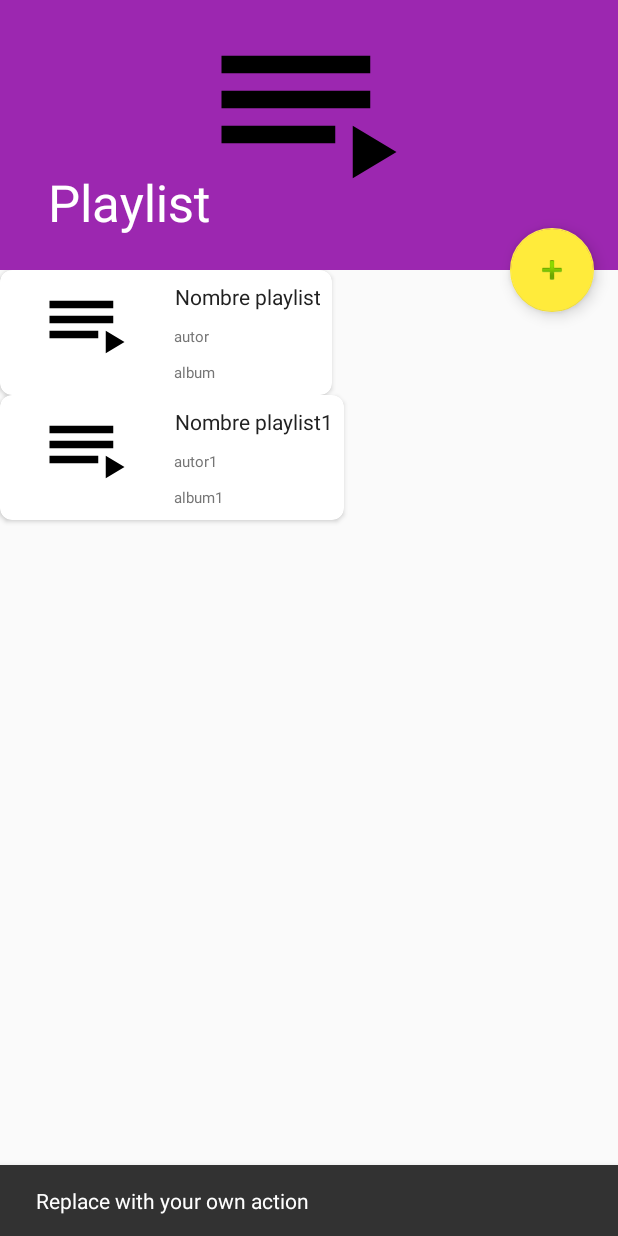
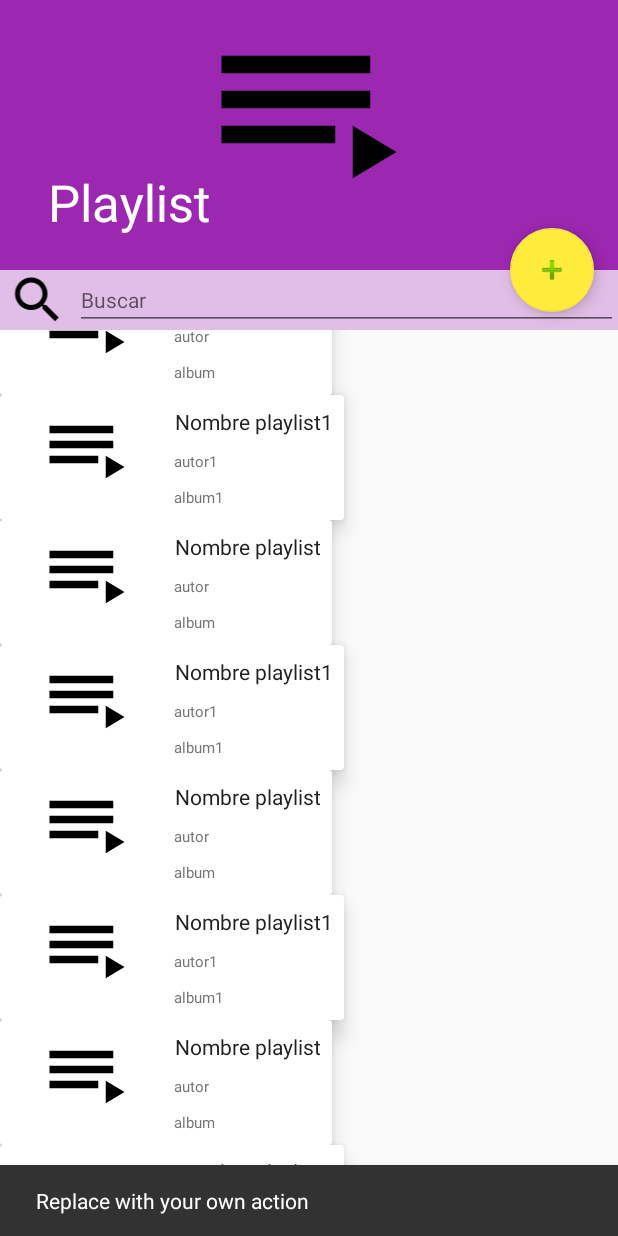
Before and after one commit to RDR96/PDM_Proyecto, an Android app: the PlaylistActivity screen opened directly, with no data from a screen before it, after a tap on an icon or button, on a phone screen of 412 x 824 dp. Run offline under Robolectric (Android 15) with nearby library versions, the light colour scheme and no system bars.

Commit message:
añadida barra de búsqueda

```diff
--- a/app/src/main/java/com/example/carlos/myapplication/activities/PlaylistActivity.java
+++ b/app/src/main/java/com/example/carlos/myapplication/activities/PlaylistActivity.java
@@ -39,6 +39,7 @@ public class PlaylistActivity extends AppCompatActivity {
 
         listDatos = new ArrayList<>();
         PlaylistAdapter = findViewById(R.id.recycler_view);
+        PlaylistAdapter.setHasFixedSize(true);
         PlaylistAdapter.setLayoutManager(new LinearLayoutManager(this));
         llenarDatos();
         PlaylistAdapter adapter = new PlaylistAdapter(this,listDatos);
@@ -48,5 +49,11 @@ public class PlaylistActivity extends AppCompatActivity {
     private void llenarDatos() {
         listDatos.add(new Playlist("Nombre playlist","autor","album"));
         listDatos.add(new Playlist("Nombre playlist1","autor1","album1"));
+        listDatos.add(new Playlist("Nombre playlist","autor","album"));
+        listDatos.add(new Playlist("Nombre playlist1","autor1","album1"));
+        listDatos.add(new Playlist("Nombre playlist","autor","album"));
+        listDatos.add(new Playlist("Nombre playlist1","autor1","album1"));
+        listDatos.add(new Playlist("Nombre playlist","autor","album"));
+        listDatos.add(new Playlist("Nombre playlist1","autor1","album1"));
     }
 }
--- a/app/src/main/res/layout/activity_playlist.xml
+++ b/app/src/main/res/layout/activity_playlist.xml
@@ -45,14 +45,15 @@
             <android.support.v7.widget.Toolbar
                 android:id="@+id/toolbarplaylist"
                 android:layout_width="match_parent"
-                android:layout_height="50dp"
-                android:layout_weight="1"
+                android:layout_height="40dp"
+                android:gravity="right"
                 app:layout_collapseMode="pin"
                 app:layout_collapseParallaxMultiplier="0.0"
-                app:popupTheme="@style/AppTheme.PopupOverlay" />
+                app:popupTheme="@style/AppTheme.PopupOverlay" >
 
 
 
+            </android.support.v7.widget.Toolbar>
 
         </android.support.design.widget.CollapsingToolbarLayout>
 
@@ -60,6 +61,7 @@
     </android.support.design.widget.AppBarLayout>
 
     <include layout="@layout/recycler_view"/>
+    <include layout="@layout/buscar"/>
 
     <android.support.design.widget.FloatingActionButton
         android:id="@+id/fab"
@@ -70,4 +72,6 @@
         app:layout_anchorGravity="bottom|end"
         app:srcCompat="@android:drawable/ic_input_add" />
 
+
+
 </android.support.design.widget.CoordinatorLayout>
--- /dev/null
+++ b/app/src/main/res/layout/buscar.xml
@@ -0,0 +1,22 @@
+<?xml version="1.0" encoding="utf-8"?>
+<LinearLayout xmlns:android="http://schemas.android.com/apk/res/android"
+    android:layout_width="match_parent"
+    android:layout_height="wrap_content"
+    xmlns:app="http://schemas.android.com/apk/res-auto"
+    app:layout_behavior="@string/appbar_scrolling_view_behavior"
+    android:gravity="center"
+    android:background="@color/primary_light"
+    android:orientation="horizontal">
+
+        <ImageView
+            android:layout_width="50dp"
+            android:layout_height="match_parent"
+            android:src="@drawable/ic_search_black_24dp"/>
+
+        <EditText
+            android:layout_width="match_parent"
+            android:layout_height="wrap_content"
+            android:hint="Buscar"
+            android:textSize="14sp"/>
+
+</LinearLayout>
--- a/app/src/main/res/layout/card_playlist.xml
+++ b/app/src/main/res/layout/card_playlist.xml
@@ -3,9 +3,8 @@
         xmlns:android="http://schemas.android.com/apk/res/android"
         xmlns:card_view="http://schemas.android.com/apk/res-auto"
         android:layout_width="match_parent"
-        card_view:cardCornerRadius="8dp"
+        card_view:cardElevation="8dp"
         android:layout_height="match_parent"
-        android:layout_margin="10dp"
         card_view:cardBackgroundColor="@color/cardview_light_background">
 
         <LinearLayout
--- a/app/src/main/res/layout/recycler_view.xml
+++ b/app/src/main/res/layout/recycler_view.xml
@@ -1,14 +1,23 @@
-<FrameLayout xmlns:android="http://schemas.android.com/apk/res/android"
+<LinearLayout xmlns:android="http://schemas.android.com/apk/res/android"
     xmlns:app="http://schemas.android.com/apk/res-auto"
     android:id="@+id/container"
     app:layout_behavior="@string/appbar_scrolling_view_behavior"
     android:layout_width="match_parent"
-    android:layout_height="match_parent">
+    android:layout_height="match_parent"
+    android:orientation="vertical">
+
 
     <android.support.v7.widget.RecyclerView
         android:id="@+id/recycler_view"
-        app:layout_behavior="@string/appbar_scrolling_view_behavior"
         android:layout_width="match_parent"
-        android:layout_height="match_parent"/>
+        android:layout_height="wrap_content"
+        android:layout_alignParentBottom="false"
+        android:layout_alignParentEnd="false"
+        android:layout_alignParentLeft="false"
+        android:layout_alignParentRight="false"
+        android:layout_alignParentStart="false"
+        android:layout_alignParentTop="false"
+        android:scrollbars="vertical"
+        app:layout_behavior="@string/appbar_scrolling_view_behavior" />
 
-</FrameLayout>
+</LinearLayout>
```
